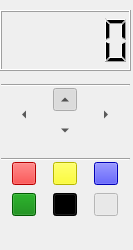
Before: the Qt Designer form track-editor/src/gui/track_tools.ui in mdinacci/rtw, drawn with Qt 5.
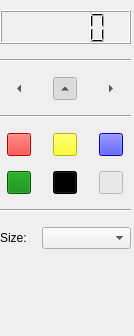
After: the same form once the commit is applied. Custom widgets are drawn as their Qt base class.

Patch:
```diff
--- a/track-editor/src/gui/track_tools.ui
+++ b/track-editor/src/gui/track_tools.ui
@@ -5,8 +5,8 @@
    <rect>
     <x>0</x>
     <y>0</y>
-    <width>133</width>
-    <height>250</height>
+    <width>134</width>
+    <height>336</height>
    </rect>
   </property>
   <property name="minimumSize" >
@@ -19,43 +19,36 @@
    <string>Tools</string>
   </property>
   <widget class="QWidget" name="dockWidgetContents" >
+   <widget class="QWidget" name="" >
+    <property name="geometry" >
+     <rect>
+      <x>0</x>
+      <y>10</y>
+      <width>131</width>
+      <height>251</height>
+     </rect>
+    </property>
+    <layout class="QVBoxLayout" name="verticalLayout" >
+     <property name="spacing" >
+      <number>15</number>
+     </property>
+     <item>
+      <layout class="QHBoxLayout" name="horizontalLayout" >
+       <item>
+        <widget class="MVCLCDNumber" name="mvcLcdNumber" />
+       </item>
+      </layout>
+     </item>
+     <item>
    <widget class="Line" name="line" >
-    <property name="geometry" >
-     <rect>
-      <x>1</x>
-      <y>77</y>
-      <width>129</width>
-      <height>16</height>
-     </rect>
-    </property>
     <property name="orientation" >
      <enum>Qt::Horizontal</enum>
     </property>
    </widget>
-   <widget class="Line" name="line_2" >
-    <property name="geometry" >
-     <rect>
-      <x>1</x>
-      <y>151</y>
-      <width>129</width>
-      <height>16</height>
-     </rect>
-    </property>
-    <property name="orientation" >
-     <enum>Qt::Horizontal</enum>
-    </property>
-   </widget>
-   <widget class="QWidget" name="layoutWidget" >
-    <property name="geometry" >
-     <rect>
-      <x>1</x>
-      <y>86</y>
-      <width>129</width>
-      <height>59</height>
-     </rect>
-    </property>
-    <layout class="QGridLayout" name="gridLayout" >
-     <item rowspan="2" row="0" column="0" >
+     </item>
+     <item>
+      <layout class="QHBoxLayout" name="horizontalLayout_2" >
+       <item>
       <widget class="QToolButton" name="actionLeft" >
        <property name="text" >
         <string>&lt;-</string>
@@ -71,7 +64,7 @@
        </property>
       </widget>
      </item>
-     <item row="0" column="1" >
+       <item>
       <widget class="QToolButton" name="actionForward" >
        <property name="text" >
         <string>^</string>
@@ -90,7 +83,7 @@
        </property>
       </widget>
      </item>
-     <item rowspan="2" row="0" column="2" >
+       <item>
       <widget class="QToolButton" name="actionRight" >
        <property name="text" >
         <string>-></string>
@@ -106,33 +99,16 @@
        </property>
       </widget>
      </item>
-     <item row="1" column="1" >
-      <widget class="QToolButton" name="actionBackward" >
-       <property name="text" >
-        <string>V</string>
-       </property>
-       <property name="checkable" >
-        <bool>true</bool>
-       </property>
-       <property name="autoRaise" >
-        <bool>true</bool>
-       </property>
-       <property name="arrowType" >
-        <enum>Qt::DownArrow</enum>
-       </property>
-      </widget>
-     </item>
-    </layout>
-   </widget>
-   <widget class="QWidget" name="layoutWidget" >
-    <property name="geometry" >
-     <rect>
-      <x>1</x>
-      <y>160</y>
-      <width>129</width>
-      <height>60</height>
-     </rect>
-    </property>
+      </layout>
+     </item>
+     <item>
+      <widget class="Line" name="line_2" >
+       <property name="orientation" >
+        <enum>Qt::Horizontal</enum>
+       </property>
+      </widget>
+     </item>
+     <item>
     <layout class="QGridLayout" name="gridLayout_2" >
      <item row="0" column="0" >
       <widget class="QToolButton" name="actionSlow" >
@@ -216,16 +192,33 @@
       </widget>
      </item>
     </layout>
-   </widget>
-   <widget class="MVCLCDNumber" name="mvcLcdNumber" >
-    <property name="geometry" >
-     <rect>
-      <x>0</x>
-      <y>10</y>
-      <width>131</width>
-      <height>61</height>
-     </rect>
-    </property>
+     </item>
+     <item>
+      <widget class="Line" name="line_3" >
+       <property name="orientation" >
+        <enum>Qt::Horizontal</enum>
+       </property>
+      </widget>
+     </item>
+     <item>
+      <layout class="QFormLayout" name="formLayout" >
+       <item row="0" column="0" >
+        <widget class="QLabel" name="label" >
+         <property name="text" >
+          <string>Size:</string>
+         </property>
+        </widget>
+       </item>
+       <item row="0" column="1" >
+        <widget class="QComboBox" name="tileSizeBox" >
+         <property name="maxVisibleItems" >
+          <number>5</number>
+         </property>
+        </widget>
+       </item>
+      </layout>
+     </item>
+    </layout>
    </widget>
   </widget>
  </widget>
```
Lines whose indentation alone changed are shown as unchanged.
